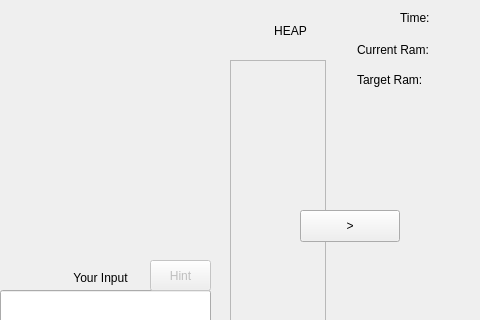
Old version of the form EducationalApplication/mainwindow.ui in the repository scottskidmore/EducationGame; both pictures show x 320 to 800 and y 0 to 320 of the 800 by 600 pixel window.
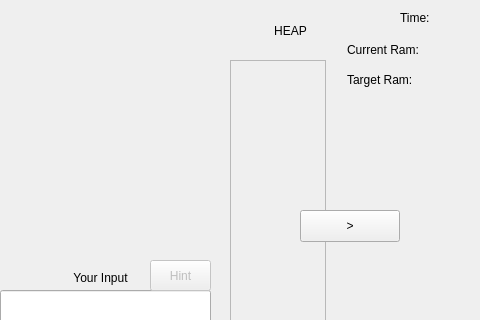
New version of the form. Icons and pictures are not drawn. Custom widgets are drawn as their Qt base class.

```diff
--- a/EducationalApplication/mainwindow.ui
+++ b/EducationalApplication/mainwindow.ui
@@ -202,9 +202,9 @@
    <widget class="QLabel" name="currentRamLabel">
     <property name="geometry">
      <rect>
-      <x>677</x>
+      <x>667</x>
       <y>40</y>
-      <width>91</width>
+      <width>121</width>
       <height>20</height>
      </rect>
     </property>
@@ -215,9 +215,9 @@
    <widget class="QLabel" name="targetRamLabel">
     <property name="geometry">
      <rect>
-      <x>677</x>
+      <x>667</x>
       <y>70</y>
-      <width>101</width>
+      <width>121</width>
       <height>20</height>
      </rect>
     </property>
```
Left out of the diff: 2 changed lines with no effect on the pictures.
